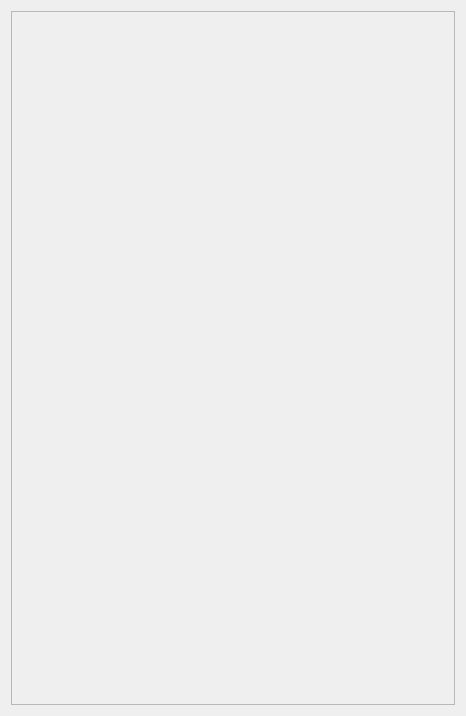
Before: the Qt Designer form tools/android/ui/adb_device_ui.ui in Dev-Learn/LearnPython, drawn with Qt 5.
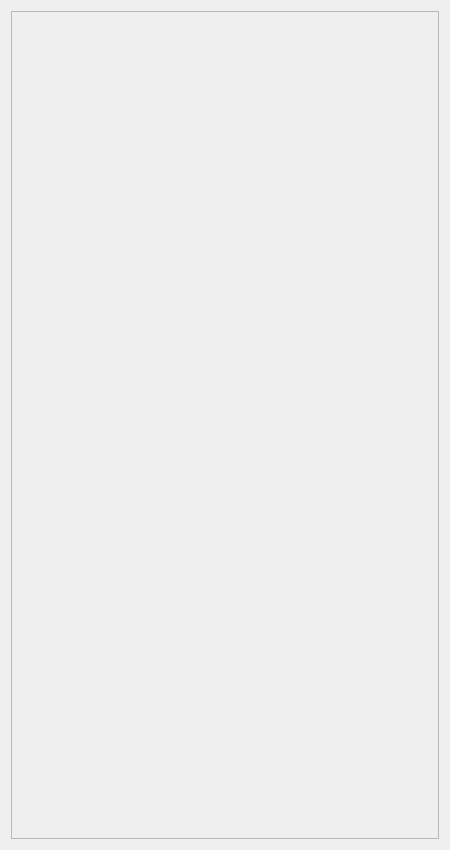
After: the same form once the commit is applied.

Commit message: - tool adb screen cap ( very slow )

What changed in the file:
```diff
--- a/tools/android/ui/adb_device_ui.ui
+++ b/tools/android/ui/adb_device_ui.ui
@@ -6,8 +6,8 @@
    <rect>
     <x>0</x>
     <y>0</y>
-    <width>466</width>
-    <height>716</height>
+    <width>450</width>
+    <height>850</height>
    </rect>
   </property>
   <property name="windowTitle">
@@ -22,6 +22,15 @@
      <property name="frameShadow">
       <enum>QFrame::Raised</enum>
      </property>
+     <layout class="QGridLayout" name="gridLayout_2">
+      <item row="0" column="0">
+       <widget class="QLabel" name="imageShow">
+        <property name="text">
+         <string/>
+        </property>
+       </widget>
+      </item>
+     </layout>
     </widget>
    </item>
   </layout>
```
The commit also changes 4 other files.
